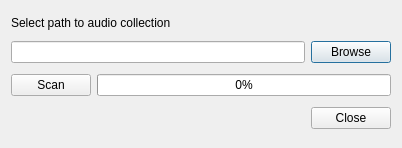
Before: the Qt Designer form rotesonne/src/qt/ui/Collection.ui in industral/RoteSonne, drawn with Qt 5.
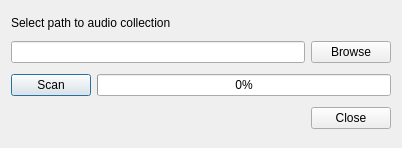
After: the same form once the commit is applied. Icons and pictures are not drawn.

```diff
--- a/rotesonne/src/qt/ui/Collection.ui
+++ b/rotesonne/src/qt/ui/Collection.ui
@@ -47,6 +47,9 @@
        <property name="text">
         <string>Browse</string>
        </property>
+       <property name="autoDefault">
+        <bool>false</bool>
+       </property>
       </widget>
      </item>
     </layout>
```
